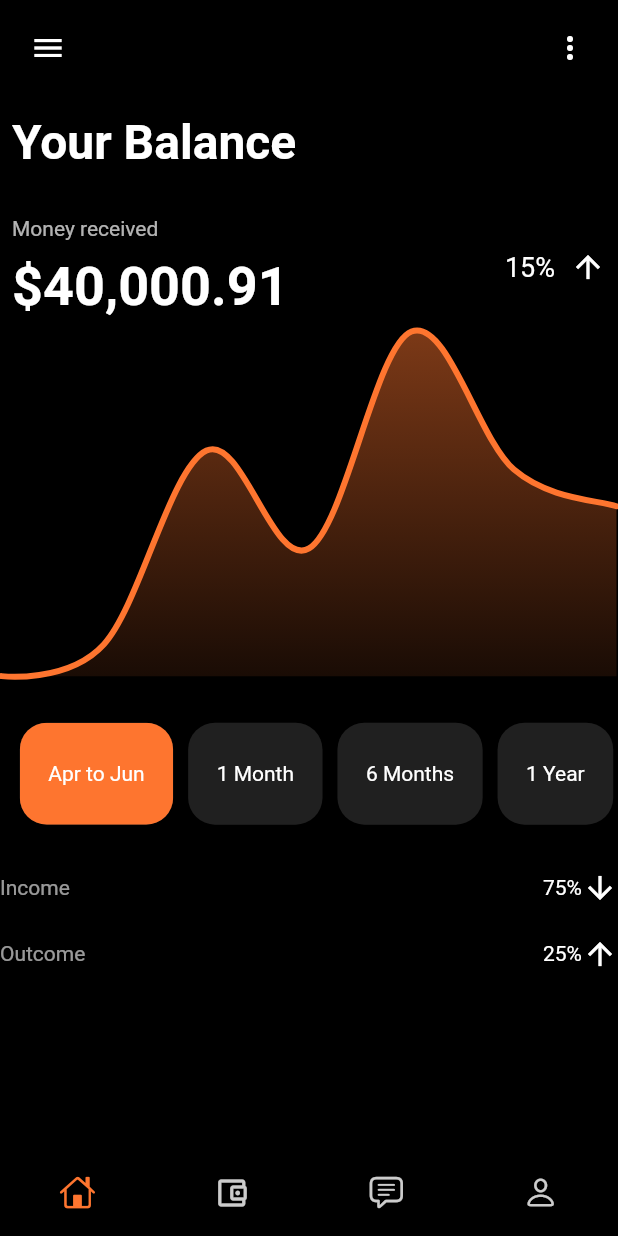
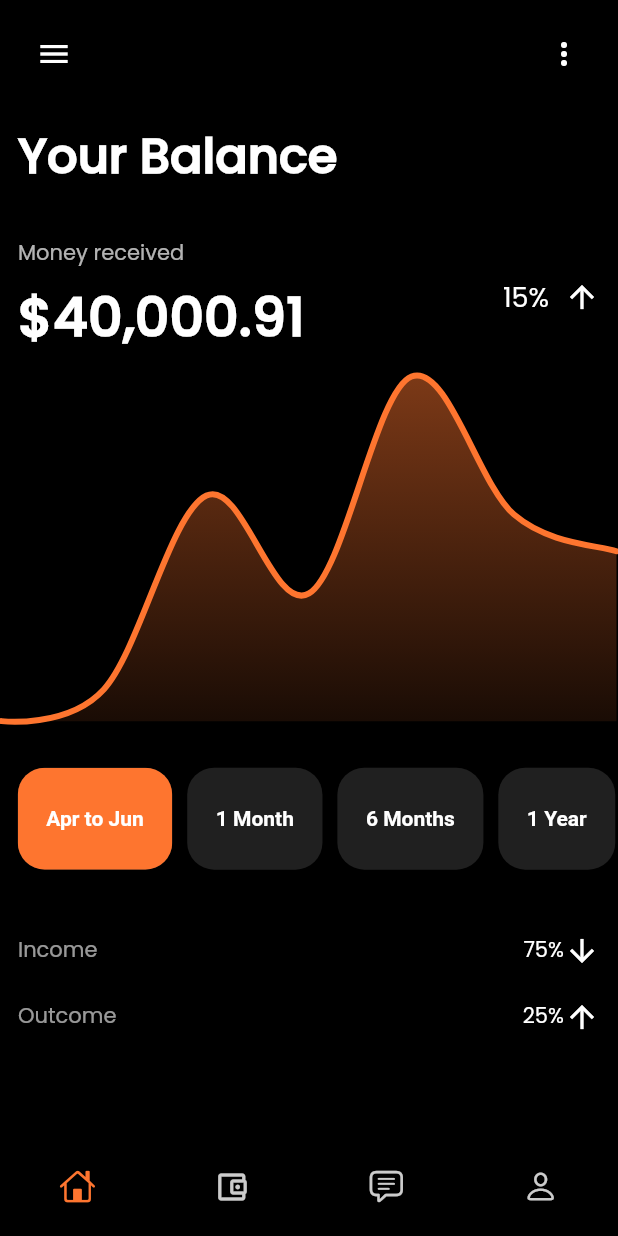
Before and after one commit to faithomotoso/flutter-dark-finance-ui, a Flutter app: the screen it shows after launch, on a phone screen of 412 x 824 dp. Run offline on Flutter 3.47's test engine with Material 2 defaults, Android fonts, the phone set to English and light mode, and no system bars; drawn by our look-alikes of fl_chart.

Commit message:
Changed app font, minor UI changes

```diff
--- a/lib/main.dart
+++ b/lib/main.dart
@@ -18,6 +18,7 @@ class MyApp extends StatelessWidget {
             bodyText1: TextStyle(color: Colors.white),
             bodyText2: TextStyle(color: Colors.white),
           ),
+          fontFamily: "Poppins",
           chipTheme: ChipThemeData(
             disabledColor: AppColors.grey,
             selectedColor: AppColors.orange,
--- a/lib/pages/dashboard/home/home_page.dart
+++ b/lib/pages/dashboard/home/home_page.dart
@@ -76,7 +76,7 @@ class _HomePageState extends State<HomePage> {
               Text("Money received",
                   style: TextStyle(color: Colors.white.withOpacity(0.7))),
               const SizedBox(
-                height: 10,
+                height: 5,
               ),
               Text(
                 homePageController.moneyReceived,
--- a/lib/pages/dashboard/home/money_flow_widget.dart
+++ b/lib/pages/dashboard/home/money_flow_widget.dart
@@ -1,4 +1,5 @@
 import 'package:finance_dark_ui_challenge/controller/home_page_controller.dart';
+import 'package:finance_dark_ui_challenge/utils/utils.dart';
 import 'package:flutter/material.dart';
 
 class MoneyFlowWidget extends StatefulWidget {
@@ -33,7 +34,10 @@ class _MoneyFlowWidgetState extends State<MoneyFlowWidget> {
                                 : 0),
                         child: ChoiceChip(
                           label: Text(
-                              homePageController.moneyFlows.elementAt(i).time),
+                            homePageController.moneyFlows.elementAt(i).time,
+                            style: TextStyle(
+                                fontWeight: FontWeight.bold, fontSize: 14),
+                          ),
                           selected: index == i,
                           onSelected: (b) {
                             homePageController.setMoneyFlowIndex(i);
@@ -46,6 +50,11 @@ class _MoneyFlowWidgetState extends State<MoneyFlowWidget> {
               const SizedBox(
                 height: 30,
               ),
+              Padding(
+                padding: appPadding,
+                child: Column(
+                  mainAxisSize: MainAxisSize.min,
+                  children: [
                     Row(
                       children: [
                         Expanded(
@@ -78,6 +87,9 @@ class _MoneyFlowWidgetState extends State<MoneyFlowWidget> {
                       ],
                     ),
                   ],
+                ),
+              ),
+            ],
           );
         });
   }
--- a/lib/utils/utils.dart
+++ b/lib/utils/utils.dart
@@ -1,3 +1,3 @@
 import 'package:flutter/cupertino.dart';
 
-const EdgeInsets appPadding = const EdgeInsets.all(8.0);
+const EdgeInsets appPadding = const EdgeInsets.all(12.0);
```
Also changed, not shown: pubspec.yaml (+10 -2 lines), assets/fonts/Poppins-Light.ttf (added), assets/fonts/Poppins-Medium.ttf (added), assets/fonts/Poppins-Regular.ttf (added). Lines whose indentation alone changed are shown as unchanged.
